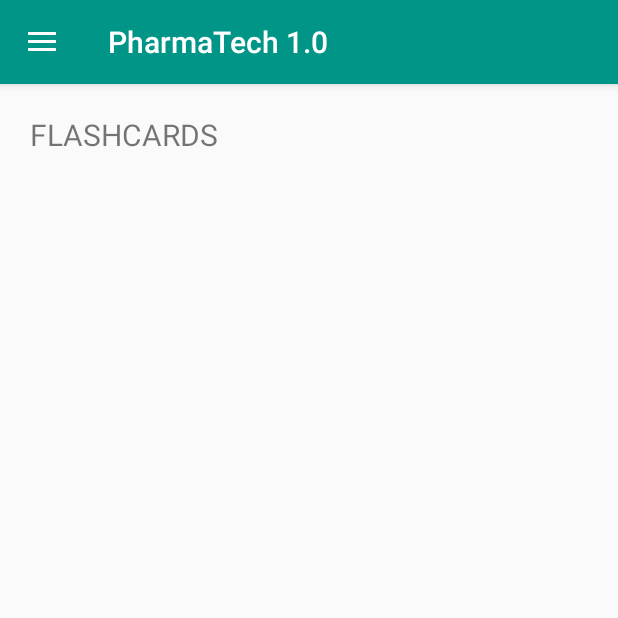
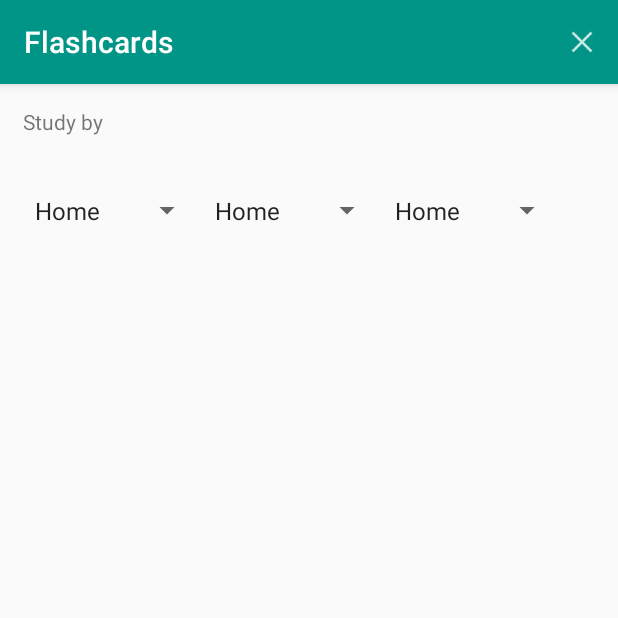
Before and after one commit to alexpereira/PharmTech, an Android app: the screen it shows after launch (MainActivity before the commit, FlashcardsActivity after it), after a tap on "Flashcards", on a phone screen of 412 x 824 dp, the top half of it. Run offline under Robolectric (Android 15) with nearby library versions, the phone set to English and light mode, and no system bars; 1 other tap on this screen came first.

Commit message:
Flashcards frag to act

```diff
--- a/app/src/main/AndroidManifest.xml
+++ b/app/src/main/AndroidManifest.xml
@@ -15,6 +15,9 @@
                 <category android:name="android.intent.category.LAUNCHER"/>
             </intent-filter>
         </activity>
+        <activity android:name=".FlashcardsActivity">
+
+        </activity>
     </application>
 
 </manifest>
--- /dev/null
+++ b/app/src/main/java/com/alexpereira/android/pharmatech10/FlashcardsActivity.java
@@ -0,0 +1,60 @@
+package com.alexpereira.android.pharmatech10;
+
+import android.content.Intent;
+import android.os.Bundle;
+import android.support.v7.app.AppCompatActivity;
+import android.view.Menu;
+import android.view.MenuItem;
+import android.widget.ArrayAdapter;
+import android.widget.Spinner;
+
+/**
+ * Created by alexpereira on 10/21/16.
+ */
+
+public class FlashcardsActivity extends AppCompatActivity{
+
+    @Override
+    protected void onCreate(Bundle savedInstanceState) {
+        super.onCreate(savedInstanceState);
+        setContentView(R.layout.activity_flashcards);
+
+        setTitle("Flashcards");
+
+        //Purpose spinner
+        Spinner purpose_spinner = (Spinner) findViewById(R.id.purpose_spinner);
+        ArrayAdapter<CharSequence> adapter1 = ArrayAdapter.createFromResource(this,
+                R.array.drawer_items, android.R.layout.simple_spinner_item);
+        adapter1.setDropDownViewResource(android.R.layout.simple_spinner_dropdown_item);
+        purpose_spinner.setAdapter(adapter1);
+
+        //Category spinner
+        Spinner category_spinner = (Spinner) findViewById(R.id.category_spinner);
+        ArrayAdapter<CharSequence> adapter2 = ArrayAdapter.createFromResource(this,
+                R.array.drawer_items, android.R.layout.simple_spinner_item);
+        adapter2.setDropDownViewResource(android.R.layout.simple_spinner_dropdown_item);
+        category_spinner.setAdapter(adapter2);
+
+        //Study topic spinner
+        Spinner topic_spinner = (Spinner) findViewById(R.id.study_topic_spinner);
+        ArrayAdapter<CharSequence> adapter3 = ArrayAdapter.createFromResource(this,
+                R.array.drawer_items, android.R.layout.simple_spinner_item);
+        adapter3.setDropDownViewResource(android.R.layout.simple_spinner_dropdown_item);
+        topic_spinner.setAdapter(adapter3);
+    }
+    @Override
+    public boolean onCreateOptionsMenu(Menu menu) {
+        getMenuInflater().inflate(R.menu.menu, menu);
+        return true;
+    }
+    @Override
+    public boolean onOptionsItemSelected(MenuItem item) {
+        switch (item.getItemId()) {
+            case R.id.close_flashcards:
+                startActivity(new Intent(this, MainActivity.class));
+                return true;
+        }
+
+        return super.onOptionsItemSelected(item);
+    }
+}
--- a/app/src/main/java/com/alexpereira/android/pharmatech10/MainActivity.java
+++ b/app/src/main/java/com/alexpereira/android/pharmatech10/MainActivity.java
@@ -2,6 +2,7 @@ package com.alexpereira.android.pharmatech10;
 
 import android.app.Fragment;
 import android.app.FragmentManager;
+import android.content.Intent;
 import android.os.Bundle;
 import android.support.v7.app.ActionBarDrawerToggle;
 import android.support.v4.view.GravityCompat;
@@ -75,15 +76,23 @@ public class MainActivity extends AppCompatActivity {
 
     private void selectItem(int position) {
         Fragment fragment;
-        if (position == 1)
+        if (position == 1){
             fragment = new SearchCardsFragment();
-        else if (position == 2)
-            fragment = new FlashcardsFragment();
-        else
+            FragmentManager fragmentManager = getFragmentManager();
+            fragmentManager.beginTransaction().replace(R.id.content_frame, fragment).commit();
+        }
+        else if (position == 2){
+            Intent intent = new Intent(this, FlashcardsActivity.class);
+            startActivity(intent);
+        }
+
+        else{
             fragment = new HomeFragment();
+            FragmentManager fragmentManager = getFragmentManager();
+            fragmentManager.beginTransaction().replace(R.id.content_frame, fragment).commit();
+        }
 
-        FragmentManager fragmentManager = getFragmentManager();
-        fragmentManager.beginTransaction().replace(R.id.content_frame, fragment).commit();
+
         mDrawerLayout.closeDrawer(mDrawerList);
     }
 }
--- /dev/null
+++ b/app/src/main/res/layout/activity_flashcards.xml
@@ -0,0 +1,37 @@
+<?xml version="1.0" encoding="utf-8"?>
+<RelativeLayout xmlns:android="http://schemas.android.com/apk/res/android"
+              android:layout_width="match_parent"
+              android:layout_height="match_parent">
+
+    <TextView
+        android:id="@+id/textView1"
+        android:layout_width="match_parent"
+        android:layout_height="50dp"
+        android:text="Study by"
+        android:padding="15dp"
+        />
+    <RelativeLayout
+        android:layout_width="match_parent"
+        android:layout_height="300dp"
+        android:layout_below="@+id/textView1"
+        android:padding="15dp">
+
+        <Spinner
+            android:id="@+id/purpose_spinner"
+            android:layout_width="120dp"
+            android:layout_height="38dp"
+            />
+        <Spinner
+            android:id="@+id/category_spinner"
+            android:layout_width="120dp"
+            android:layout_height="38dp"
+            android:layout_toRightOf="@+id/purpose_spinner"
+            />
+        <Spinner
+            android:id="@+id/study_topic_spinner"
+            android:layout_width="120dp"
+            android:layout_height="38dp"
+            android:layout_toRightOf="@+id/category_spinner"
+            />
+    </RelativeLayout>
+</RelativeLayout>
--- /dev/null
+++ b/app/src/main/res/menu/menu.xml
@@ -0,0 +1,9 @@
+<?xml version="1.0" encoding="utf-8"?>
+<menu xmlns:android="http://schemas.android.com/apk/res/android"
+      xmlns:app="http://schemas.android.com/apk/res-auto"
+    >
+    <item
+        android:id="@+id/close_flashcards"
+        android:icon="@mipmap/ic_action_cancel"
+        app:showAsAction="always" />
+</menu>
--- a/app/src/main/res/values/strings.xml
+++ b/app/src/main/res/values/strings.xml
@@ -7,5 +7,6 @@
     </string-array>
     <string name="drawer_open">Open navigation drawer</string>
     <string name="drawer_close">Close navigation drawer</string>
+    <string name="purposeSpinner">Purpose</string>
 
 </resources>
```
Also changed, not shown: app/src/main/res/mipmap-xhdpi/ic_action_cancel.png (added).
